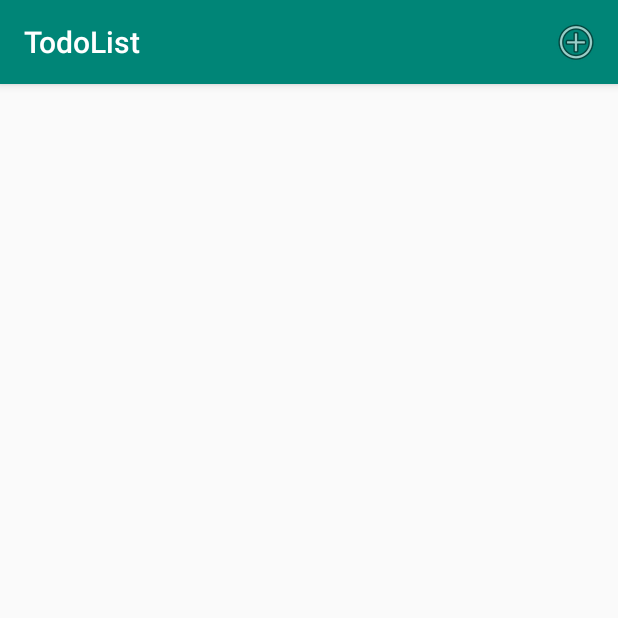
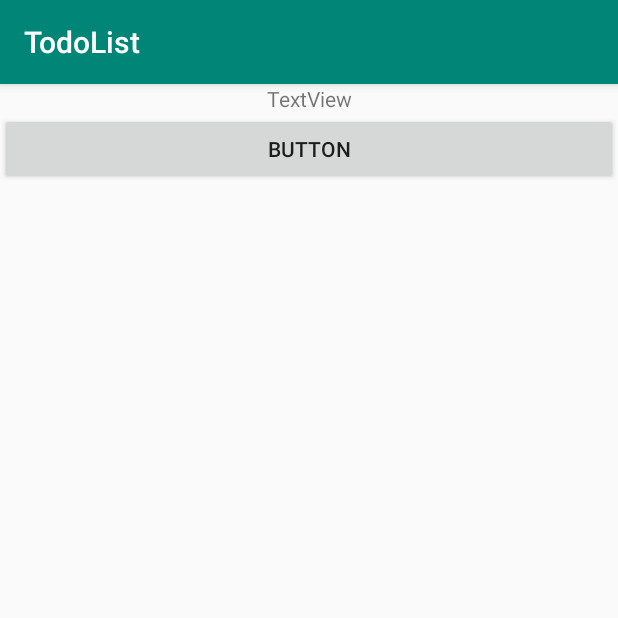
Before and after one commit to TristanMngr/mobile-todo-list, an Android app: the screen it shows after launch (MainActivity before the commit, LoginActivity after it), on a phone screen of 412 x 824 dp, the top half of it. Run offline under Robolectric (Android 15) with nearby library versions, the phone set to English and light mode, and no system bars.

Commit message:
working first and second page

```diff
--- /dev/null
+++ b/app/src/main/java/com/isep/todolist/activities/LoginActivity.java
@@ -0,0 +1,28 @@
+package com.isep.todolist.activities;
+
+import androidx.appcompat.app.AppCompatActivity;
+
+import android.content.Intent;
+import android.os.Bundle;
+import android.util.Log;
+import android.view.View;
+
+
+import com.isep.todolist.R;
+
+
+public class LoginActivity extends AppCompatActivity {
+    private static final String TAG = "LoginActivity";
+
+    @Override
+    protected void onCreate(Bundle savedInstanceState) {
+        super.onCreate(savedInstanceState);
+        Log.d("start on main activity", "hello");
+        setContentView(R.layout.activity_main);
+    }
+
+    public void onButtonClick(View view) {
+        Intent myIntent = new Intent(getBaseContext(),   TodoActivity.class);
+        startActivity(myIntent);
+    }
+}
--- a/app/src/main/java/com/isep/todolist/activities/MainActivity.java
+++ /dev/null
@@ -1,86 +0,0 @@
-package com.isep.todolist.activities;
-
-import androidx.appcompat.app.AlertDialog;
-import androidx.appcompat.app.AppCompatActivity;
-
-import android.app.Service;
-import android.content.DialogInterface;
-import android.os.Bundle;
-import android.util.Log;
-import android.view.Menu;
-import android.view.MenuItem;
-import android.widget.EditText;
-
-import com.isep.todolist.R;
-import com.isep.todolist.interfaces.UserService;
-import com.isep.todolist.models.User;
-import com.isep.todolist.remote.ServiceGenerator;
-
-import retrofit2.Call;
-import retrofit2.Callback;
-import retrofit2.Response;
-
-public class MainActivity extends AppCompatActivity {
-    private static final String TAG = "MainActivity";
-
-    UserService userService = ServiceGenerator.createService(UserService.class);
-
-    @Override
-    protected void onCreate(Bundle savedInstanceState) {
-        super.onCreate(savedInstanceState);
-        setContentView(R.layout.activity_main);
-    }
-
-    @Override
-    public boolean onCreateOptionsMenu(Menu menu) {
-        getMenuInflater().inflate(R.menu.main_menu, menu);
-        return super.onCreateOptionsMenu(menu);
-    }
-
-    @Override
-    public boolean onOptionsItemSelected(MenuItem menuItem) {
-        switch(menuItem.getItemId()) {
-            case R.id.action_add_task:
-                Log.d(TAG, "open alert");
-                Log.d(TAG, "wow");
-                login("tristanmenager@gmail.com", "tristan");
-
-                return true;
-                default:
-                    Log.d(TAG, "nothing happen");
-            return super.onOptionsItemSelected(menuItem);
-        }
-    }
-
-    public void login(String email, String password) {
-        userService.login(email, password).enqueue(new Callback<User>() {
-            @Override
-            public void onResponse(Call<User> call, Response<User> response) {
-                Log.d(TAG, response.body().getAuthToken());
-            }
-
-            @Override
-            public void onFailure(Call<User> call, Throwable t) {
-                Log.d(TAG, t.getMessage() + t.getCause());
-            }
-        });
-    }
-
-    private void alertCreationTodo() {
-        final EditText taskEditText = new EditText(this);
-        AlertDialog dialog = new AlertDialog.Builder(this)
-        .setTitle("Add a new task")
-        .setMessage("What do you want to do next?")
-        .setView(taskEditText)
-        .setPositiveButton("Add", new DialogInterface.OnClickListener() {
-            @Override
-            public void onClick(DialogInterface dialog, int which) {
-                String task = String.valueOf(taskEditText.getText());
-                Log.d(TAG, "Task to add: " + task);
-            }
-        })
-        .setNegativeButton("Cancel", null)
-        .create();
-        dialog.show();
-    }
-}
--- a/app/src/main/res/layout/activity_main.xml
+++ b/app/src/main/res/layout/activity_main.xml
@@ -3,11 +3,31 @@
     xmlns:android="http://schemas.android.com/apk/res/android"
     xmlns:tools="http://schemas.android.com/tools"
     android:layout_width="match_parent"
+    android:id="@+id/activity_main"
     android:layout_height="match_parent"
-    tools:context=".activities.MainActivity">
+    tools:context="com.isep.todolist.activities.LoginActivity">
 
-    <ListView
-      android:id="@+id/list_todo"
-      android:layout_width="wrap_content"
-      android:layout_height="wrap_content"/>
+
+    <LinearLayout
+        android:orientation="vertical"
+        android:layout_width="match_parent"
+        android:layout_height="match_parent"
+        android:layout_alignParentBottom="true"
+        android:layout_marginBottom="18dp">
+    <TextView
+        android:id="@+id/textView"
+        android:layout_width="match_parent"
+        android:layout_height="wrap_content"
+        android:layout_weight="0"
+        android:text="TextView"
+        android:textAlignment="center"/>
+
+    <Button
+        android:id="@+id/button"
+        android:layout_width="match_parent"
+        android:layout_height="wrap_content"
+        android:layout_weight="0"
+        android:text="Button"
+        android:onClick="onButtonClick"/>
+    </LinearLayout>
 </RelativeLayout>
```
Also changed, not shown: app/src/main/AndroidManifest.xml (+7 -3 lines), app/src/main/java/com/isep/todolist/activities/TodoActivity.java (+82 -1 lines), app/src/main/res/layout/activity_todo.xml (added, +13 -0 lines).
